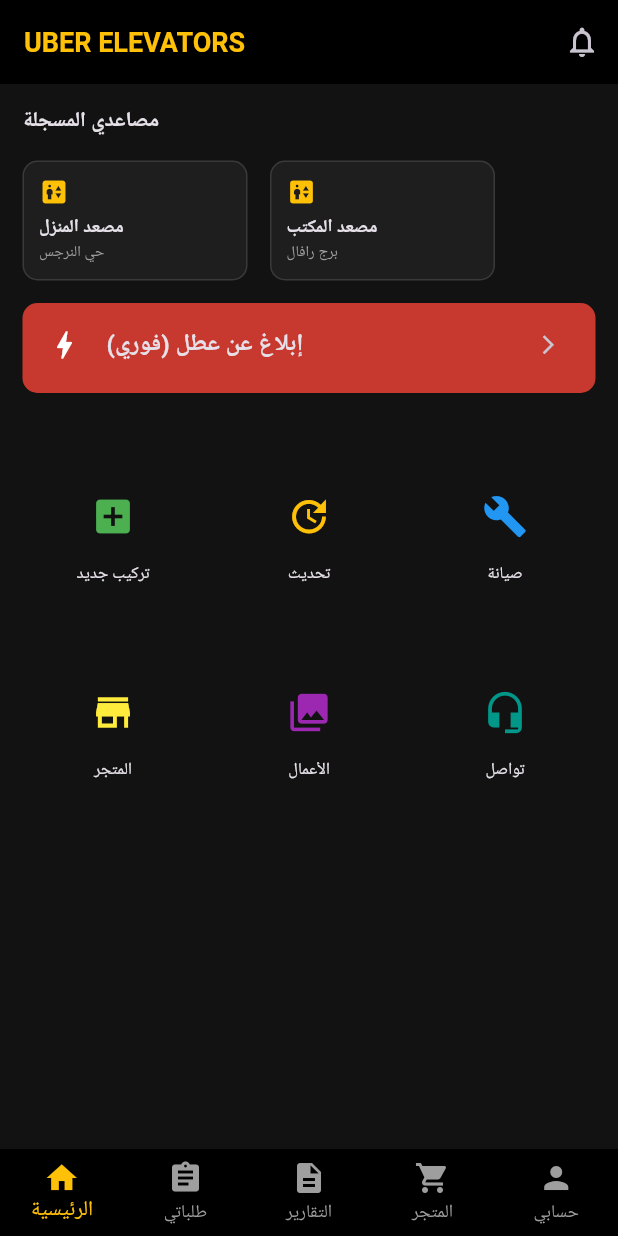
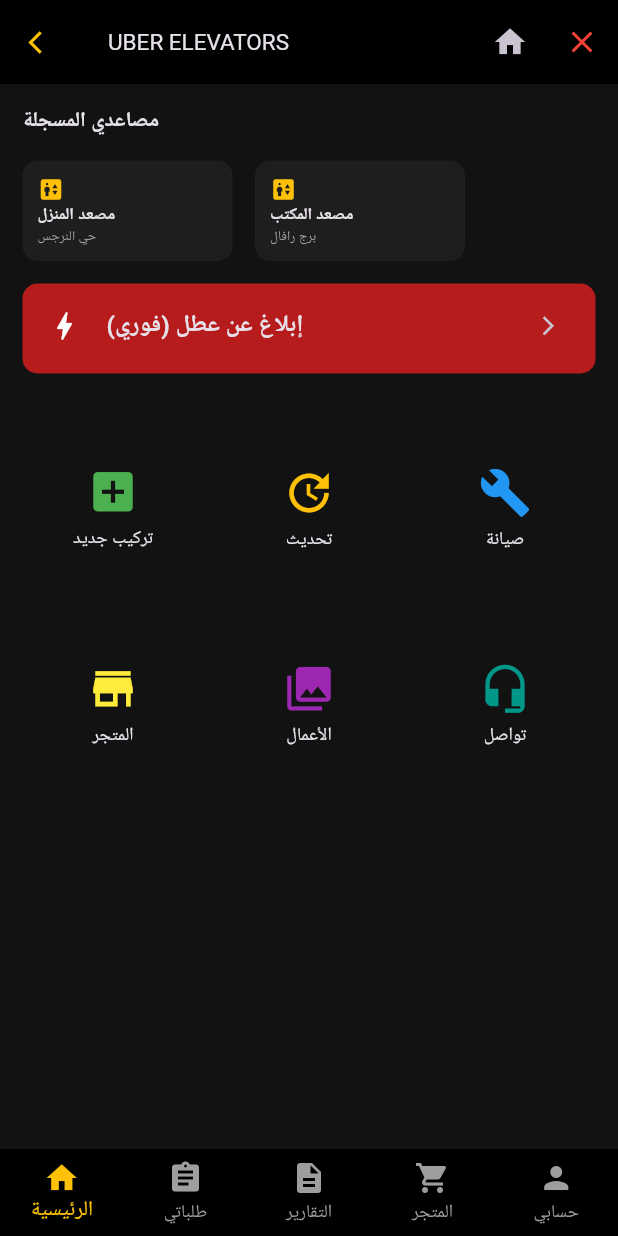
Before and after one commit to ahmedchiva-max/smart, a Flutter app: the screen it shows after launch, on a phone screen of 412 x 824 dp. Run offline on Flutter 3.47's test engine with Material 3 defaults, Android fonts, the phone set to English and light mode, and no system bars; Roboto replaces fonts that are missing (Arial).

Commit message:
الإصدار الإمبراطوري: نظام تتبع متكامل، شيك ليست فنية، ومطابقة الواجهة لصور العميل

```diff
--- a/lib/main.dart
+++ b/lib/main.dart
@@ -1,25 +1,22 @@
 import 'package:flutter/material.dart';
 import 'package:flutter/services.dart';
+import 'dart:async';
 
 void main() => runApp(MaterialApp(
   debugShowCheckedModeBanner: false,
   theme: ThemeData(brightness: Brightness.dark, primaryColor: Colors.amber, fontFamily: 'Arial'),
-  home: UberElevatorsHome(),
+  home: UberElevatorsMaster(),
 ));
 
-class UberElevatorsHome extends StatefulWidget { @override _UberElevatorsHomeState createState() => _UberElevatorsHomeState(); }
-class _UberElevatorsHomeState extends State<UberElevatorsHome> {
+class UberElevatorsMaster extends StatefulWidget { @override _UberElevatorsMasterState createState() => _UberElevatorsMasterState(); }
+class _UberElevatorsMasterState extends State<UberElevatorsMaster> {
   int _idx = 0;
   @override
   Widget build(BuildContext context) {
     return Scaffold(
       backgroundColor: Color(0xFF121212),
-      appBar: AppBar(
-        backgroundColor: Colors.black,
-        title: Text("UBER ELEVATORS", style: TextStyle(color: Colors.amber, fontWeight: FontWeight.bold, fontSize: 18)),
-        actions: [IconButton(icon: Icon(Icons.notifications_none), onPressed: (){})],
-      ),
-      body: _idx == 0 ? _buildMainHome(context) : Center(child: Text("صفحة قيد التطوير")),
+      appBar: _customAppBar(context, "UBER ELEVATORS"),
+      body: _idx == 0 ? _buildHomeScreen(context) : Center(child: Text("قيد العمل")),
       bottomNavigationBar: BottomNavigationBar(
         currentIndex: _idx, onTap: (i) => setState(() => _idx = i),
         backgroundColor: Colors.black, selectedItemColor: Colors.amber, unselectedItemColor: Colors.grey,
@@ -35,95 +32,143 @@
     );
   }
 
-  Widget _buildMainHome(BuildContext context) {
+  // --- الواجهة المطابقة للصور حرفياً ---
+  Widget _buildHomeScreen(BuildContext context) {
     return SingleChildScrollView(
       child: Column(crossAxisAlignment: CrossAxisAlignment.start, children: [
         Padding(padding: EdgeInsets.all(15), child: Text("مصاعدي المسجلة", style: TextStyle(fontWeight: FontWeight.bold))),
         Row(children: [
-          _buildElevatorCard("مصعد المنزل", "حي النرجس"),
-          _buildElevatorCard("مصعد المكتب", "برج رافال"),
+          _elevatorMiniCard("مصعد المنزل", "حي النرجس"),
+          _elevatorMiniCard("مصعد المكتب", "برج رافال"),
         ]),
-
-        // زر إبلاغ عن عطل (أحمر كما في الصورة)
-        Container(
-          width: double.infinity, margin: EdgeInsets.all(15), height: 60,
-          decoration: BoxDecoration(color: Colors.red.withOpacity(0.8), borderRadius: BorderRadius.circular(10)),
-          child: ListTile(
-            leading: Icon(Icons.bolt, color: Colors.white),
-            title: Text("إبلاغ عن عطل (فوري)", style: TextStyle(fontWeight: FontWeight.bold)),
-            trailing: Icon(Icons.arrow_forward_ios, size: 15),
-            onTap: () => _openServiceFlow(context, "بلاغ عطل"),
-          ),
-        ),
-
-        // شبكة الخدمات (المطابقة للصور)
+        // زر إبلاغ عطل فوري (الأحمر)
+        _redAlertButton(context),
+        // شبكة الخدمات الـ 6 (مطابقة للصورة)
         GridView.count(
           shrinkWrap: true, physics: NeverScrollableScrollPhysics(), crossAxisCount: 3, padding: EdgeInsets.all(10),
           children: [
-            _buildServiceIcon(Icons.add_box, "تركيب جديد", Colors.green, context),
-            _buildServiceIcon(Icons.update, "تحديث", Colors.amber, context),
-            _buildServiceIcon(Icons.build, "صيانة", Colors.blue, context),
-            _buildServiceIcon(Icons.store, "المتجر", Colors.yellow, context),
-            _buildServiceIcon(Icons.photo_library, "الأعمال", Colors.purple, context),
-            _buildServiceIcon(Icons.headset_mic, "تواصل", Colors.teal, context),
+            _serviceTile(Icons.add_box, "تركيب جديد", Colors.green, context),
+            _serviceTile(Icons.update, "تحديث", Colors.amber, context),
+            _serviceTile(Icons.build, "صيانة", Colors.blue, context),
+            _serviceTile(Icons.store, "المتجر", Colors.yellow, context),
+            _serviceTile(Icons.photo_library, "الأعمال", Colors.purple, context),
+            _serviceTile(Icons.headset_mic, "تواصل", Colors.teal, context),
           ],
         ),
       ]),
     );
   }
 
-  Widget _buildElevatorCard(String name, String loc) => Container(
-    width: 150, margin: EdgeInsets.only(left: 15), padding: EdgeInsets.all(10),
-    decoration: BoxDecoration(color: Color(0xFF1E1E1E), borderRadius: BorderRadius.circular(10), border: Border.all(color: Colors.white12)),
-    child: Column(crossAxisAlignment: CrossAxisAlignment.start, children: [
-      Icon(Icons.elevator, color: Colors.amber, size: 20),
-      SizedBox(height: 5), Text(name, style: TextStyle(fontSize: 12, fontWeight: FontWeight.bold)),
-      Text(loc, style: TextStyle(fontSize: 10, color: Colors.grey)),
-    ]),
+  // --- زر البلاغ الفوري ---
+  Widget _redAlertButton(BuildContext ctx) => Container(
+    margin: EdgeInsets.all(15), height: 60, decoration: BoxDecoration(color: Colors.red[900], borderRadius: BorderRadius.circular(10)),
+    child: ListTile(
+      leading: Icon(Icons.bolt, color: Colors.white), title: Text("إبلاغ عن عطل (فوري)", style: TextStyle(fontWeight: FontWeight.bold)),
+      trailing: Icon(Icons.arrow_forward_ios, size: 15), onTap: () => _startRequestFlow(ctx, "بلاغ عطل"),
+    ),
   );
 
-  Widget _buildServiceIcon(IconData icon, String label, Color color, BuildContext ctx) => InkWell(
-    onTap: () => _openServiceFlow(ctx, label),
-    child: Column(mainAxisAlignment: MainAxisAlignment.center, children: [
-      Container(padding: EdgeInsets.all(15), child: Icon(icon, color: color, size: 30)),
-      Text(label, style: TextStyle(fontSize: 11)),
-    ]),
+  Widget _serviceTile(IconData i, String l, Color c, BuildContext ctx) => InkWell(
+    onTap: () => _startRequestFlow(ctx, l),
+    child: Column(mainAxisAlignment: MainAxisAlignment.center, children: [Icon(i, color: c, size: 35), SizedBox(height: 5), Text(l, style: TextStyle(fontSize: 12))]),
   );
 
-  // --- نظام الطلبات المتكامل ---
-  void _openServiceFlow(BuildContext context, String title) {
+  Widget _elevatorMiniCard(String n, String l) => Container(
+    width: 140, margin: EdgeInsets.only(left: 15), padding: EdgeInsets.all(10),
+    decoration: BoxDecoration(color: Color(0xFF1E1E1E), borderRadius: BorderRadius.circular(10)),
+    child: Column(crossAxisAlignment: CrossAxisAlignment.start, children: [Icon(Icons.elevator, color: Colors.amber, size: 18), Text(n, style: TextStyle(fontSize: 11, fontWeight: FontWeight.bold)), Text(l, style: TextStyle(fontSize: 9, color: Colors.grey))]),
+  );
+
+  // --- تدفق الطلب المليء بالتفاصيل (The Heavy Logic) ---
+  void _startRequestFlow(BuildContext context, String type) {
+    final nameC = TextEditingController();
+    final phoneC = TextEditingController();
+
     showModalBottomSheet(context: context, isScrollControlled: true, backgroundColor: Colors.transparent, builder: (c) => Container(
-      height: MediaQuery.of(context).size.height * 0.85,
-      decoration: BoxDecoration(color: Color(0xFF121212), borderRadius: BorderRadius.vertical(top: Radius.circular(20))),
+      height: MediaQuery.of(context).size.height * 0.9, decoration: BoxDecoration(color: Color(0xFF121212), borderRadius: BorderRadius.vertical(top: Radius.circular(25))),
       child: Column(children: [
-        _modalAppBar(context, "طلب $title"),
-        Expanded(child: _buildFormSteps(context, title)),
+        _customAppBar(context, "طلب $type"),
+        Expanded(child: ListView(padding: EdgeInsets.all(20), children: [
+          _inputLabel("البيانات الشخصية"),
+          _field(nameC, "الاسم الثلاثي"),
+          _field(phoneC, "الجوال (05XXXXXXXX)", isPhone: true),
+          SizedBox(height: 20),
+          _inputLabel("موقع المصعد (إجباري)"),
+          _locOption(context, "مشاركة الموقع الحالي (GPS)", Icons.my_location),
+          _locOption(context, "واتساب المؤسسة (إرسال الموقع)", Icons.chat, isWhatsApp: true),
+          _locOption(context, "لصق رابط جوجل ماب", Icons.link, isLink: true),
+          _locOption(context, "وصف الموقع يدوياً", Icons.text_snippet, isDesc: true),
+          SizedBox(height: 30),
+          ElevatedButton(
+            style: ElevatedButton.styleFrom(backgroundColor: Colors.amber, minimumSize: Size(double.infinity, 50)),
+            onPressed: () {
+              if (nameC.text.length < 5 || phoneC.text.length != 10 || !phoneC.text.startsWith("05")) {
+                _errorPop(context, "بيانات خاطئة! تأكد من الاسم ورقم الجوال (05)");
+              } else { Navigator.pop(c); _brandSelection(context); }
+            }, child: Text("التالي (نوع المصعد)", style: TextStyle(color: Colors.black, fontWeight: FontWeight.bold)),
+          )
+        ]))
       ]),
     ));
   }
 
-  Widget _modalAppBar(BuildContext context, String title) => Container(
-    padding: EdgeInsets.all(15), decoration: BoxDecoration(color: Colors.black, borderRadius: BorderRadius.vertical(top: Radius.circular(20))),
-    child: Row(mainAxisAlignment: MainAxisAlignment.spaceBetween, children: [
-      IconButton(icon: Icon(Icons.arrow_back_ios, size: 18), onPressed: () => Navigator.pop(context)),
-      Text(title, style: TextStyle(fontWeight: FontWeight.bold)),
-      IconButton(icon: Icon(Icons.close, color: Colors.red), onPressed: () => Navigator.pop(context)),
-    ]),
+  // --- اختيار نوع المصعد والفني ---
+  void _brandSelection(BuildContext ctx) {
+    final brands = ["إيطالي", "فوجي", "فوجي تك", "أوتيس", "شيندلر", "ميتسوبيشي", "كوني", "هوم ليفت"];
+    showDialog(context: ctx, builder: (c) => AlertDialog(
+      title: Text("اختر نوع المصعد"),
+      content: Wrap(spacing: 10, children: brands.map((b) => ActionChip(label: Text(b), onPressed: () { Navigator.pop(c); _techChoice(ctx, b); })).toList()),
+    ));
+  }
+
+  void _techChoice(BuildContext ctx, String b) {
+    showDialog(context: ctx, builder: (c) => AlertDialog(
+      title: Text("الفني الأقرب لـ $b"),
+      content: Column(mainAxisSize: MainAxisSize.min, children: [
+        _techTile(ctx, "م. فهد العتيبي", "ID: 1102XXX", "متاح - خبير $b"),
+        _techTile(ctx, "م. سامي الحربي", "ID: 1099XXX", "متاح حالياً"),
+      ]),
+    ));
+  }
+
+  Widget _techTile(BuildContext ctx, String n, String id, String s) => ListTile(
+    leading: CircleAvatar(child: Icon(Icons.person)), title: Text(n), subtitle: Text("$id\n$s"),
+    onTap: () { HapticFeedback.heavyImpact(); Navigator.pop(ctx); _paymentFinal(ctx); },
   );
 
-  Widget _buildFormSteps(BuildContext context, String title) => ListView(padding: EdgeInsets.all(20), children: [
-    Text("بيانات التواصل والموقع", style: TextStyle(color: Colors.amber)),
-    TextField(decoration: InputDecoration(hintText: "اسم العميل")),
-    TextField(decoration: InputDecoration(hintText: "الجوال (05XXXXXXXX)"), keyboardType: TextInputType.phone),
-    SizedBox(height: 20),
-    Text("موقع المصعد", style: TextStyle(color: Colors.amber)),
-    _locBtn("مشاركة الموقع الحالي (GPS)", Icons.gps_fixed),
-    _locBtn("واتساب المؤسسة", Icons.chat),
-    _locBtn("رابط جوجل ماب", Icons.map),
-    _locBtn("وصف يدوي", Icons.edit),
-    SizedBox(height: 20),
-    ElevatedButton(onPressed: (){}, child: Text("تأكيد وطلب الفني الأقرب"), style: ElevatedButton.styleFrom(backgroundColor: Colors.amber, foregroundColor: Colors.black)),
-  ]);
+  void _paymentFinal(BuildContext ctx) {
+    showDialog(context: ctx, builder: (c) => AlertDialog(
+      title: Text("طرق الدفع"),
+      content: Column(mainAxisSize: MainAxisSize.min, children: [
+        _pBtn("Apple Pay", Colors.black, Icons.apple),
+        _pBtn("STC Pay", Color(0xFF4F008C), Icons.account_balance_wallet),
+        _pBtn("تحويل بنكي", Colors.grey, Icons.account_balance),
+      ]),
+    ));
+  }
 
-  Widget _locBtn(String t, IconData i) => ListTile(leading: Icon(i, size: 20), title: Text(t, style: TextStyle(fontSize: 13)), onTap: (){});
+  Widget _pBtn(String t, Color c, IconData i) => Card(color: c, child: ListTile(leading: Icon(i, color: Colors.white), title: Text(t, style: TextStyle(color: Colors.white)), onTap: () {}));
+
+  // --- الأدوات المساعدة ---
+  Widget _customAppBar(BuildContext ctx, String t) => AppBar(
+    backgroundColor: Colors.black, leading: IconButton(icon: Icon(Icons.arrow_back_ios, size: 18, color: Colors.amber), onPressed: () => Navigator.maybePop(ctx)),
+    title: Text(t, style: TextStyle(fontSize: 15)),
+    actions: [IconButton(icon: Icon(Icons.home), onPressed: () => Navigator.of(ctx).pushAndRemoveUntil(MaterialPageRoute(builder: (c)=>UberElevatorsMaster()), (r)=>false)), IconButton(icon: Icon(Icons.close, color: Colors.red), onPressed: () => SystemNavigator.pop())],
+  );
+
+  Widget _field(TextEditingController c, String h, {bool isPhone = false}) => Padding(
+    padding: const EdgeInsets.only(bottom: 10),
+    child: TextField(controller: c, keyboardType: isPhone ? TextInputType.phone : TextInputType.text, decoration: InputDecoration(hintText: h, filled: true, fillColor: Colors.white10, border: OutlineInputBorder())),
+  );
+
+  Widget _locOption(BuildContext ctx, String t, IconData i, {bool isWhatsApp=false, bool isLink=false, bool isDesc=false}) => ListTile(
+    leading: Icon(i, color: isWhatsApp ? Colors.green : Colors.amber), title: Text(t, style: TextStyle(fontSize: 13)),
+    onTap: () { if(isWhatsApp) {} else if(isLink || isDesc) { _manualPop(ctx, t); } },
+  );
+
+  void _manualPop(BuildContext ctx, String t) => showDialog(context: ctx, builder: (c) => AlertDialog(content: TextField(decoration: InputDecoration(hintText: t)), actions: [ElevatedButton(onPressed: () => Navigator.pop(c), child: Text("تأكيد"))]));
+
+  void _errorPop(BuildContext ctx, String m) => showDialog(context: ctx, builder: (c) => AlertDialog(title: Text("خطأ"), content: Text(m), actions: [TextButton(onPressed: () => Navigator.pop(c), child: Text("حسناً"))]));
+
+  Widget _inputLabel(String t) => Padding(padding: const EdgeInsets.symmetric(vertical: 8), child: Text(t, style: TextStyle(color: Colors.amber, fontWeight: FontWeight.bold)));
 }
```
